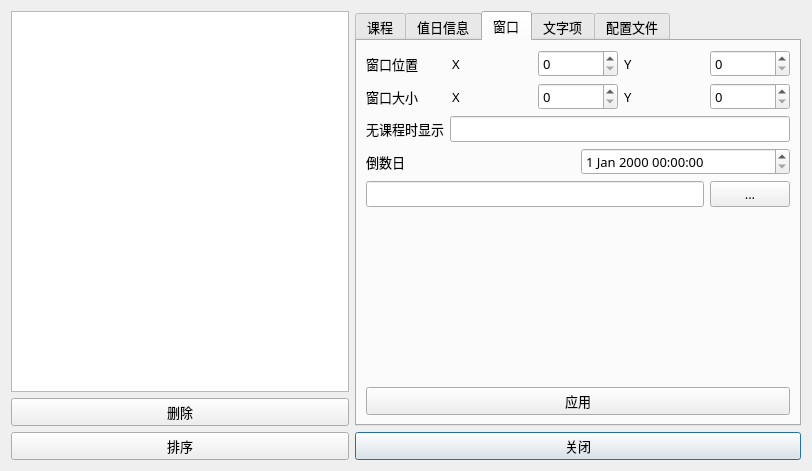
The window that TimeTable-Qt/settings.ui (SHM-white/TimeTable-Qt) describes before a commit, drawn with Qt 5.
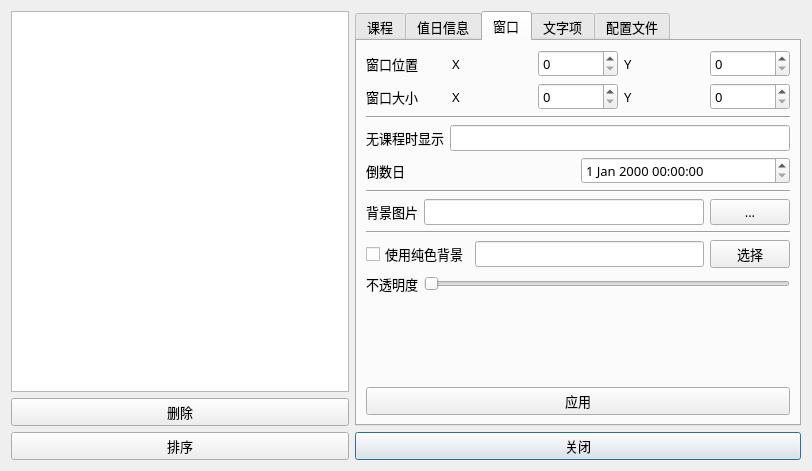
The same window after the commit. The open tabs and pages were chosen to show the change. Icons and pictures are not drawn.

Commit message: 修改窗口

Diff of the .ui file:
```diff
--- a/TimeTable-Qt/settings.ui
+++ b/TimeTable-Qt/settings.ui
@@ -471,6 +471,13 @@
              </item>
             </layout>
            </item>
+           <item>
+            <widget class="Line" name="line_4">
+             <property name="orientation">
+              <enum>Qt::Horizontal</enum>
+             </property>
+            </widget>
+           </item>
            <item>
             <layout class="QVBoxLayout" name="verticalLayout_7">
              <item>
@@ -503,8 +510,22 @@
              </item>
             </layout>
            </item>
+           <item>
+            <widget class="Line" name="line_3">
+             <property name="orientation">
+              <enum>Qt::Horizontal</enum>
+             </property>
+            </widget>
+           </item>
            <item>
             <layout class="QHBoxLayout" name="horizontalLayout_23">
+             <item>
+              <widget class="QLabel" name="label_6">
+               <property name="text">
+                <string>背景图片</string>
+               </property>
+              </widget>
+             </item>
              <item>
               <widget class="QLineEdit" name="lineEdit_backGroundImg"/>
              </item>
@@ -517,6 +538,55 @@
              </item>
             </layout>
            </item>
+           <item>
+            <widget class="Line" name="line_2">
+             <property name="orientation">
+              <enum>Qt::Horizontal</enum>
+             </property>
+            </widget>
+           </item>
+           <item>
+            <layout class="QHBoxLayout" name="horizontalLayout_25">
+             <item>
+              <widget class="QCheckBox" name="checkBox_3">
+               <property name="text">
+                <string>使用纯色背景</string>
+               </property>
+              </widget>
+             </item>
+             <item>
+              <widget class="QLineEdit" name="lineEdit"/>
+             </item>
+             <item>
+              <widget class="QPushButton" name="pushButton">
+               <property name="text">
+                <string>选择</string>
+               </property>
+              </widget>
+             </item>
+            </layout>
+           </item>
+           <item>
+            <layout class="QHBoxLayout" name="horizontalLayout_26">
+             <item>
+              <widget class="QLabel" name="label_10">
+               <property name="text">
+                <string>不透明度</string>
+               </property>
+              </widget>
+             </item>
+             <item>
+              <widget class="QSlider" name="horizontalSlider">
+               <property name="maximum">
+                <number>255</number>
+               </property>
+               <property name="orientation">
+                <enum>Qt::Horizontal</enum>
+               </property>
+              </widget>
+             </item>
+            </layout>
+           </item>
            <item>
             <spacer name="verticalSpacer_4">
              <property name="orientation">
@@ -623,9 +693,9 @@
                  <item>
                   <layout class="QHBoxLayout" name="horizontalLayout_13">
                    <item>
-                    <widget class="QPushButton" name="pushButton">
+                    <widget class="QPushButton" name="pushButton_addTextItem">
                      <property name="text">
-                      <string>PushButton</string>
+                      <string>添加</string>
                      </property>
                     </widget>
                    </item>
```
Left out of the diff: 55 changed lines with no effect on the pictures. The commit also changes 6 other files.
